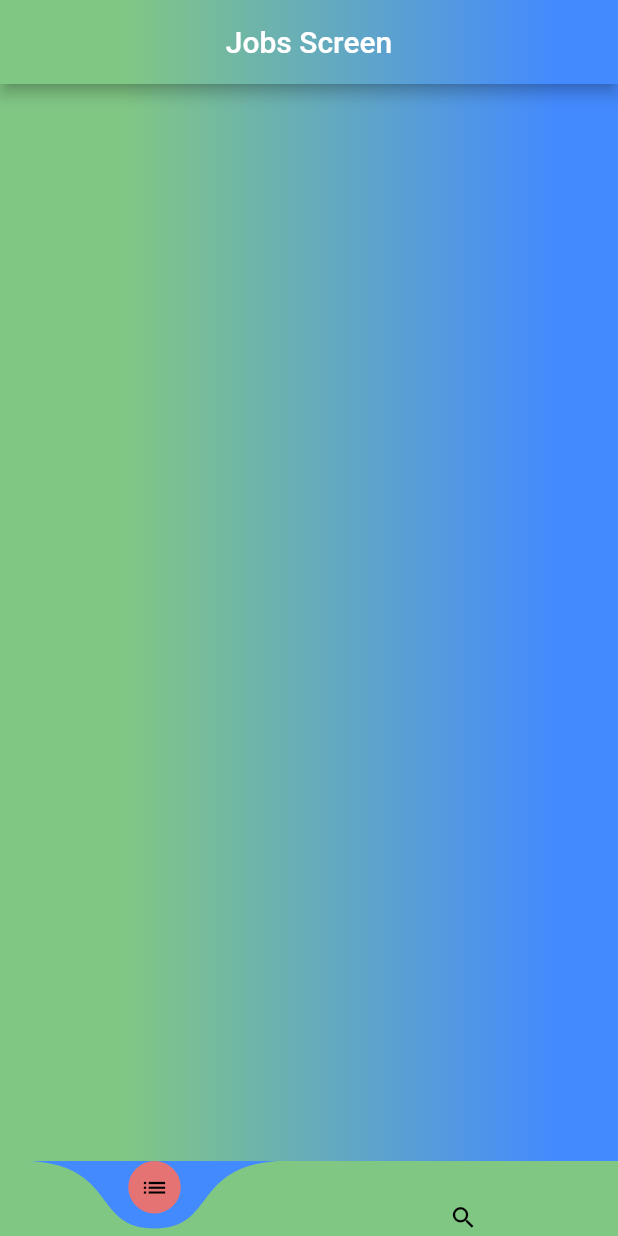
After one commit to wahidunoppy/CSE327-Software-Engineering-Project, a Flutter app: the screen it shows once a user with an empty profile is signed in, on a phone screen of 412 x 824 dp. The commit adds this screen. Run offline on Flutter 3.47's test engine with Material 2 defaults, Android fonts, the phone set to English and light mode, and no system bars; drawn by our look-alikes of curved_navigation_bar; our stand-ins replace cached_network_image, cloud_firestore, firebase_auth, firebase_core, firebase_storage, image_cropper and 1 more; accounts and stored records are empty; network calls fail.

Commit message:
Job/Bottom/user-state.

```diff
--- /dev/null
+++ b/lib/Jobs/job_screen.dart
@@ -0,0 +1,46 @@
+import 'package:firebase_auth/firebase_auth.dart';
+import 'package:flutter/material.dart';
+import 'package:setp/Widgets/bottom_nav_bar.dart';
+
+class JobScreen extends StatefulWidget {
+
+
+  @override
+  State<JobScreen> createState() => _JobScreenState();
+}
+
+class _JobScreenState extends State<JobScreen> {
+  final FirebaseAuth _auth = FirebaseAuth.instance;
+  @override
+  Widget build(BuildContext context) {
+    return Container(
+      decoration: BoxDecoration(
+        gradient: LinearGradient(
+          colors: [Colors.green.shade300, Colors.blueAccent],
+          begin: Alignment.centerLeft,
+          end: Alignment.centerRight,
+          stops: const [0.2, 0.9],
+        )
+      ),
+      child: Scaffold(
+        bottomNavigationBar: BottomNavigationBarForApp(indexNum: 0),
+        backgroundColor: Colors.transparent,
+        appBar: AppBar(
+          title: const Text('Jobs Screen'),
+          centerTitle: true,
+          flexibleSpace: Container(
+            decoration: BoxDecoration(
+                gradient: LinearGradient(
+                  colors: [Colors.green.shade300, Colors.blueAccent],
+                  begin: Alignment.centerLeft,
+                  end: Alignment.centerRight,
+                  stops: const [0.2, 0.9],
+                )
+            ),
+
+          ),
+        ),
+      ),
+      );
+  }
+}
--- /dev/null
+++ b/lib/Widgets/bottom_nav_bar.dart
@@ -0,0 +1,40 @@
+import 'package:curved_navigation_bar/curved_navigation_bar.dart';
+import 'package:flutter/material.dart';
+import 'package:setp/Jobs/job_screen.dart';
+import 'package:setp/Search/search_companies.dart';
+
+class BottomNavigationBarForApp extends StatelessWidget {
+
+  int indexNum =0;
+
+  BottomNavigationBarForApp({required this.indexNum});
+
+  @override
+  Widget build(BuildContext context) {
+    return CurvedNavigationBar(
+      color: Colors.green.shade300,
+      backgroundColor: Colors.blueAccent,
+      buttonBackgroundColor: Colors.red.shade300,
+      height: 50,
+      index: indexNum,
+      items: const [
+        Icon(Icons.list, size: 19, color: Colors.black,),
+        Icon(Icons.search, size: 19, color: Colors.black,)
+      ],
+      animationDuration: const Duration(
+        milliseconds: 300,
+      ),
+      animationCurve: Curves.bounceInOut,
+      onTap: (index){
+        if(index == 0)
+          {
+            Navigator.pushReplacement(context, MaterialPageRoute(builder:(_) => JobScreen()));
+          }
+        else if (index == 1)
+          {
+            Navigator.pushReplacement(context, MaterialPageRoute(builder:(_) => AllWorkersScreen()));
+          }
+      },
+    );
+  }
+}
--- a/lib/main.dart
+++ b/lib/main.dart
@@ -1,7 +1,7 @@
 import 'package:firebase_core/firebase_core.dart';
 import 'package:flutter/material.dart';
+import 'package:setp/user_state.dart';
 
-import 'LoginPage/login_screen.dart';
 
 void main() {
 
@@ -59,7 +59,7 @@ class MyApp extends StatelessWidget {
             scaffoldBackgroundColor: Colors.black,
             primarySwatch: Colors.blue,
           ),
-          home: Login(),
+          home: UserState(),
         );
       }
     );
--- /dev/null
+++ b/lib/user_state.dart
@@ -0,0 +1,47 @@
+import 'package:firebase_auth/firebase_auth.dart';
+import 'package:flutter/material.dart';
+import 'package:setp/Jobs/job_screen.dart';
+import 'package:setp/LoginPage/login_screen.dart';
+
+class UserState extends StatelessWidget {
+
+
+  @override
+  Widget build(BuildContext context) {
+    return  StreamBuilder(
+      stream: FirebaseAuth.instance.authStateChanges(),
+      builder: (ctx, userSnapshot){
+        if(userSnapshot.data == null)
+          {
+            print('USer is not logged in yet.');
+            return Login();
+          }
+        else if(userSnapshot.hasData){
+          print('User is already logged in yet.');
+          return JobScreen();
+        }
+        else if (userSnapshot.hasError)
+          {
+            return const Scaffold(
+              body: Center(
+                child: Text('An error has been occurred. Try again later'),
+              ),
+            );
+          }
+        else if (userSnapshot.connectionState == ConnectionState.waiting)
+        {
+          return const Scaffold(
+            body: Center(
+              child: CircularProgressIndicator(),
+            ),
+          );
+        }
+        return const Scaffold(
+          body: Center(
+            child: Text('Something went Wrong.'),
+          ),
+        );
+      },
+    );
+  }
+}
```
Also changed, not shown: lib/Search/search_companies.dart (added, +44 -0 lines).
